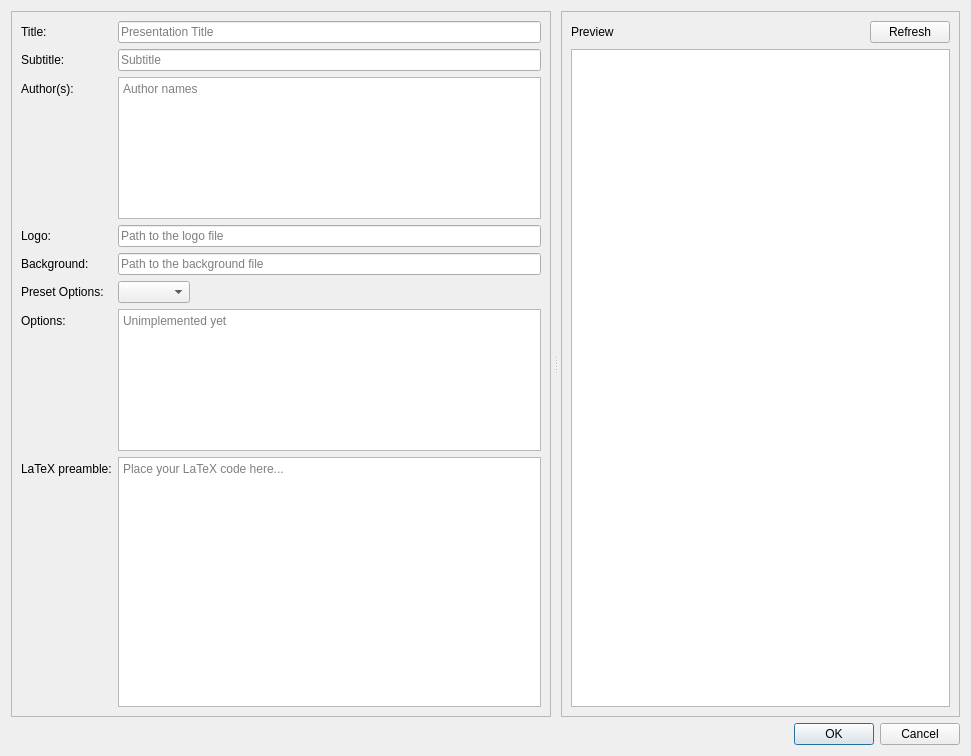
The window that gui/FrontMatter/FrontMatterWidget.ui (acroper/BeamerQt) describes before a commit, drawn with Qt 5.
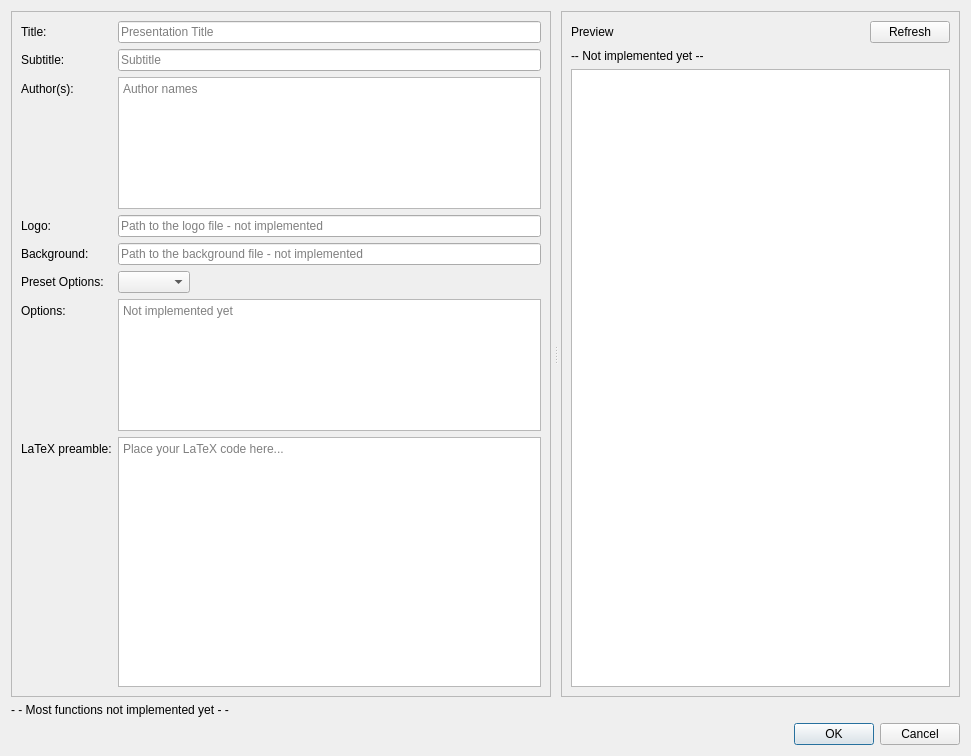
The same window after the commit.

Commit message: Updated fields in Front Matter configuration

```diff
--- a/gui/FrontMatter/FrontMatterWidget.ui
+++ b/gui/FrontMatter/FrontMatterWidget.ui
@@ -87,7 +87,7 @@
          <item row="3" column="1">
           <widget class="QLineEdit" name="Logo">
            <property name="placeholderText">
-            <string>Path to the logo file</string>
+            <string>Path to the logo file - not implemented</string>
            </property>
           </widget>
          </item>
@@ -101,7 +101,7 @@
          <item row="4" column="1">
           <widget class="QLineEdit" name="Background">
            <property name="placeholderText">
-            <string>Path to the background file</string>
+            <string>Path to the background file - not implemented</string>
            </property>
           </widget>
          </item>
@@ -115,7 +115,7 @@
          <item row="6" column="1">
           <widget class="QPlainTextEdit" name="Options">
            <property name="placeholderText">
-            <string>Unimplemented yet</string>
+            <string>Not implemented yet</string>
            </property>
           </widget>
          </item>
@@ -215,6 +215,13 @@
          </item>
         </layout>
        </item>
+       <item>
+        <widget class="QLabel" name="label_11">
+         <property name="text">
+          <string>-- Not implemented yet --</string>
+         </property>
+        </widget>
+       </item>
        <item>
         <widget class="QGraphicsView" name="graphicsView"/>
        </item>
@@ -222,6 +229,13 @@
      </widget>
     </widget>
    </item>
+   <item>
+    <widget class="QLabel" name="label_10">
+     <property name="text">
+      <string>- - Most functions not implemented yet - -</string>
+     </property>
+    </widget>
+   </item>
    <item>
     <widget class="QDialogButtonBox" name="buttonBox">
      <property name="orientation">
```
The commit also changes 2 other files.
